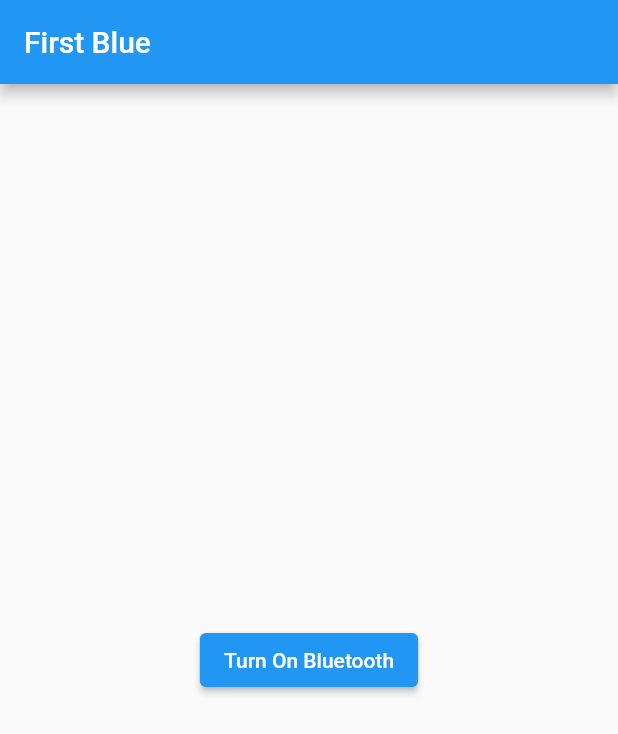
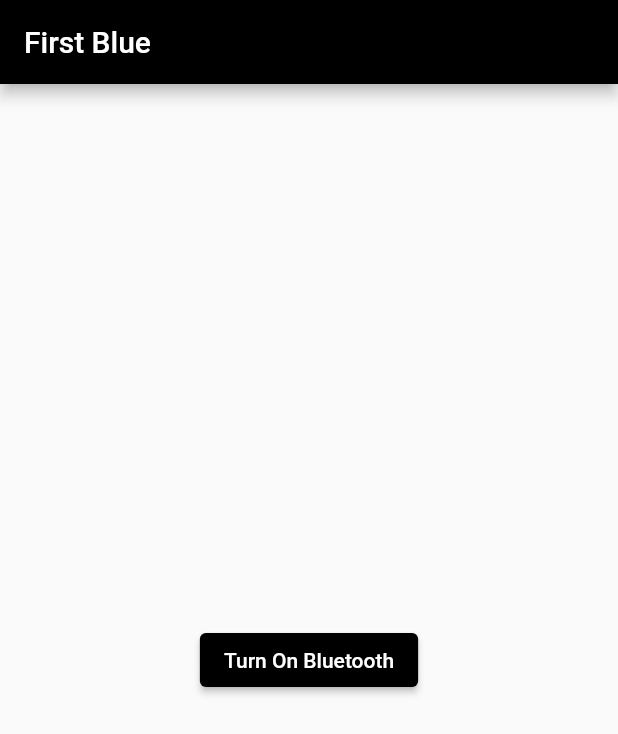
Before and after one commit to kausikMR/first_blue, a Flutter app: the screen it shows after launch, on a phone screen of 412 x 824 dp. Shown: the top 734 px of the screen. Run offline on Flutter 3.47's test engine with Material 2 defaults, Android fonts, the phone set to English and light mode, and no system bars.

Commit message:
feat(example): add custom black theme

```diff
--- /dev/null
+++ b/example/lib/custom_theme.dart
@@ -0,0 +1,18 @@
+import 'package:flutter/material.dart';
+
+const MaterialColor primaryBlack = MaterialColor(
+  _blackPrimaryValue,
+  <int, Color>{
+    50: Color(0xFF000000),
+    100: Color(0xFF000000),
+    200: Color(0xFF000000),
+    300: Color(0xFF000000),
+    400: Color(0xFF000000),
+    500: Color(_blackPrimaryValue),
+    600: Color(0xFF000000),
+    700: Color(0xFF000000),
+    800: Color(0xFF000000),
+    900: Color(0xFF000000),
+  },
+);
+const int _blackPrimaryValue = 0xFF000000;
--- a/example/lib/main.dart
+++ b/example/lib/main.dart
@@ -1,5 +1,7 @@
 import 'package:first_blue_example/discovery.dart';
 import 'package:flutter/material.dart';
+
+import 'custom_theme.dart';
 
 void main() {
   WidgetsFlutterBinding.ensureInitialized();
@@ -14,7 +16,6 @@ class MyApp extends StatefulWidget {
 }
 
 class _MyAppState extends State<MyApp> {
-
   @override
   void initState() {
     super.initState();
@@ -22,8 +23,9 @@ class _MyAppState extends State<MyApp> {
 
   @override
   Widget build(BuildContext context) {
-    return const MaterialApp(
-      home: DiscoveryPage()
+    return MaterialApp(
+      theme: ThemeData(primarySwatch: primaryBlack),
+      home: const DiscoveryPage(),
     );
   }
 }
```
